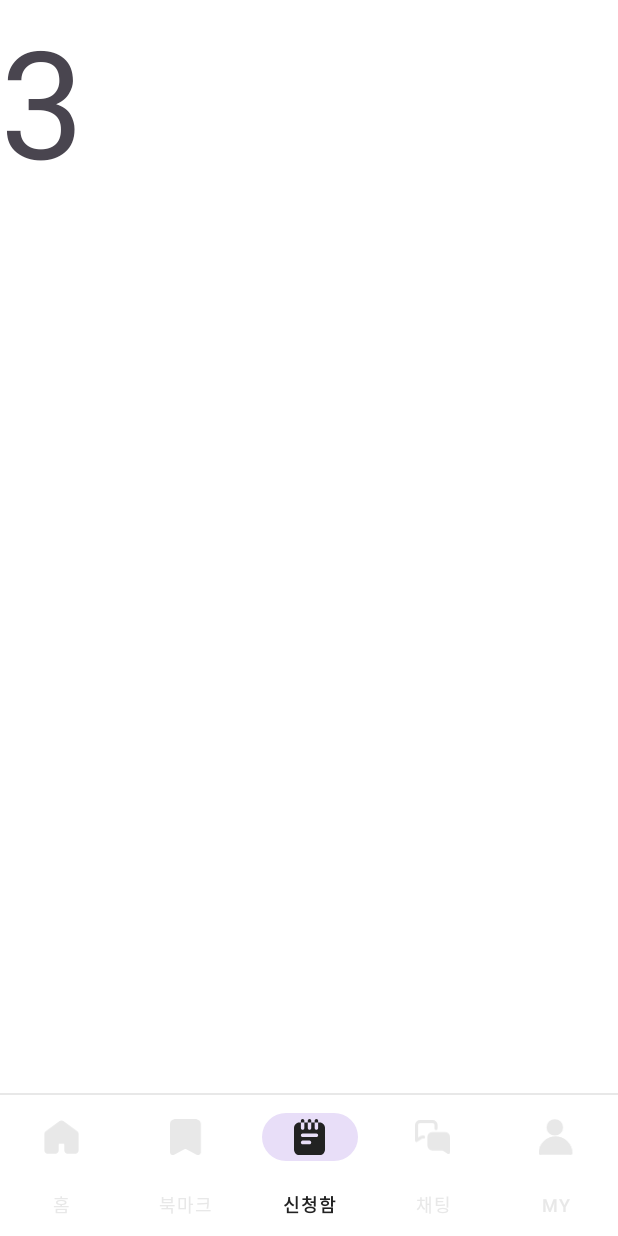
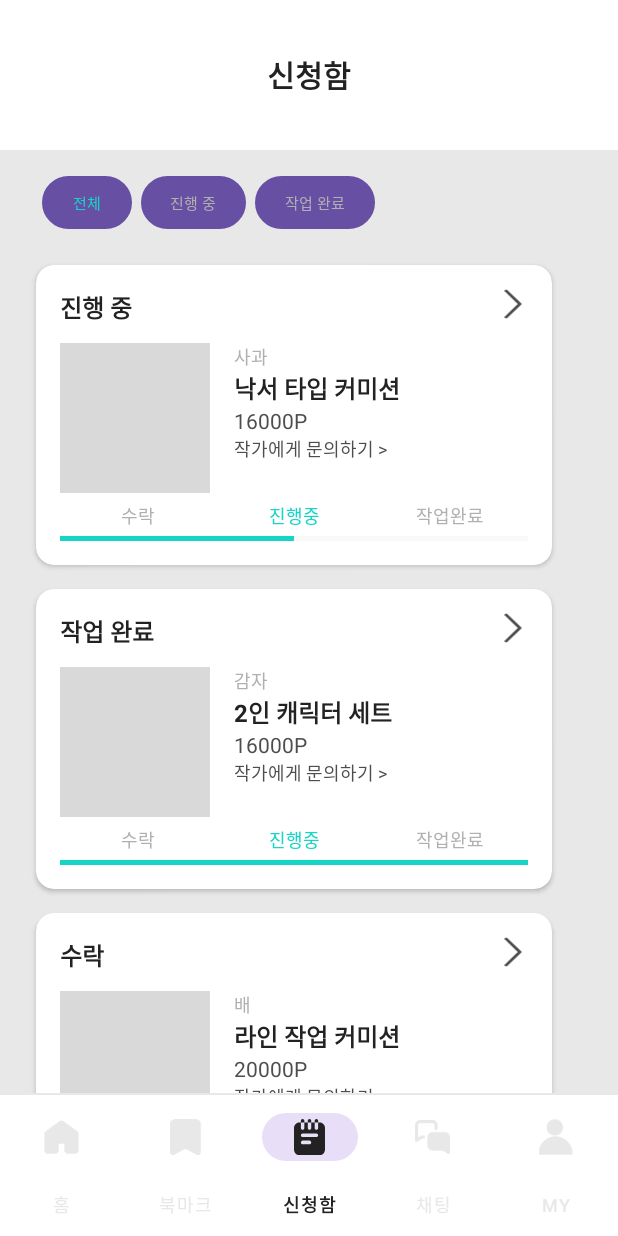
Before and after one commit to umc-commit/commit_frontend, an Android app: the screen it shows after launch (MainActivity), item 3 of the bottom bar chosen, on a phone screen of 412 x 824 dp. Run offline under Robolectric (Android 15) with nearby library versions, the light colour scheme and no system bars.

Commit message:
Feat:신청함1 UI,recyclerview 구현

```diff
--- a/app/src/main/java/com/example/commit/FragmentRequest.kt
+++ b/app/src/main/java/com/example/commit/FragmentRequest.kt
@@ -4,13 +4,23 @@ import android.os.Bundle
 import android.view.LayoutInflater
 import android.view.View
 import android.view.ViewGroup
+import android.widget.Button
 import androidx.fragment.app.Fragment
+import androidx.recyclerview.widget.LinearLayoutManager
 import com.example.commit.databinding.FragmentRequestBinding
 
 class FragmentRequest : Fragment() {
 
     private var _binding: FragmentRequestBinding? = null
     private val binding get() = _binding!!
+
+    private lateinit var selectedButton: Button
+    private lateinit var adapter: RequestsAdapter
+    private val allRequests = listOf(
+        Request(1, "IN_PROGRESS", "낙서 타입 커미션", 16000, "", Artist(1, "사과")),
+        Request(2, "DONE", "2인 캐릭터 세트", 16000, "", Artist(2, "감자")),
+        Request(3, "REQUESTED", "라인 작업 커미션", 20000, "", Artist(3, "배"))
+    )
 
     override fun onCreateView(
         inflater: LayoutInflater, container: ViewGroup?,
@@ -20,6 +30,37 @@ class FragmentRequest : Fragment() {
         return binding.root
     }
 
+    override fun onViewCreated(view: View, savedInstanceState: Bundle?) {
+        super.onViewCreated(view, savedInstanceState)
+
+        selectedButton = binding.btnAll
+        selectedButton.isSelected = true
+
+        adapter = RequestsAdapter(allRequests)
+        binding.recyclerView.layoutManager = LinearLayoutManager(requireContext())
+        binding.recyclerView.adapter = adapter
+
+        val buttons = listOf(binding.btnAll, binding.btnInProgress, binding.btnDone)
+        buttons.forEach { button ->
+            button.setOnClickListener {
+                selectedButton.isSelected = false
+                button.isSelected = true
+                selectedButton = button
+                filterRequests(button.id)
+            }
+        }
+    }
+
+    private fun filterRequests(buttonId: Int) {
+        val filtered = when (buttonId) {
+            R.id.btnInProgress -> allRequests.filter { it.status == "IN_PROGRESS" }
+            R.id.btnDone -> allRequests.filter { it.status == "DONE" }
+            else -> allRequests
+        }
+        adapter = RequestsAdapter(filtered)
+        binding.recyclerView.adapter = adapter
+    }
+
     override fun onDestroyView() {
         super.onDestroyView()
         _binding = null
--- /dev/null
+++ b/app/src/main/java/com/example/commit/Request.kt
@@ -0,0 +1,15 @@
+package com.example.commit
+
+data class Request(
+    val requestId: Int,
+    val status: String,
+    val title: String,
+    val price: Int,
+    val thumbnailImage: String,
+    val artist: Artist
+)
+
+data class Artist(
+    val id: Int,
+    val nickname: String
+)
--- /dev/null
+++ b/app/src/main/java/com/example/commit/RequestsAdapter.kt
@@ -0,0 +1,49 @@
+package com.example.commit
+
+import android.view.LayoutInflater
+import android.view.ViewGroup
+import androidx.recyclerview.widget.RecyclerView
+import com.bumptech.glide.Glide
+import com.example.commit.databinding.ItemRequestBinding
+
+class RequestsAdapter(private val requests: List<Request>) :
+    RecyclerView.Adapter<RequestsAdapter.RequestViewHolder>() {
+
+    inner class RequestViewHolder(val binding: ItemRequestBinding) :
+        RecyclerView.ViewHolder(binding.root)
+
+    override fun onCreateViewHolder(parent: ViewGroup, viewType: Int): RequestViewHolder {
+        val inflater = LayoutInflater.from(parent.context)
+        val binding = ItemRequestBinding.inflate(inflater, parent, false)
+        return RequestViewHolder(binding)
+    }
+
+    override fun onBindViewHolder(holder: RequestViewHolder, position: Int) {
+        val item = requests[position]
+        holder.binding.apply {
+            tvRequestTitle.text = item.title
+            tvArtistNickname.text = item.artist.nickname
+            tvRequestPrice.text = "${item.price}P"
+
+            Glide.with(ivThumbnail.context)
+                .load(item.thumbnailImage)
+                .placeholder(R.drawable.default_title_image)
+                .into(ivThumbnail)
+
+            // 상태 바 처리
+            requestProgressBar.progress = when (item.status) {
+                "IN_PROGRESS" -> 50
+                "DONE" -> 100
+                else -> 0
+            }
+
+            tvRequestStatus.text = when (item.status) {
+                "IN_PROGRESS" -> "진행 중"
+                "DONE" -> "작업 완료"
+                else -> "수락"
+            }
+        }
+    }
+
+    override fun getItemCount(): Int = requests.size
+}
--- /dev/null
+++ b/app/src/main/res/color/filter_text_color_selector.xml
@@ -0,0 +1,5 @@
+<?xml version="1.0" encoding="utf-8"?>
+<selector xmlns:android="http://schemas.android.com/apk/res/android">
+    <item android:color="@color/mint1" android:state_selected="true" />
+    <item android:color="@color/gray2" />
+</selector>
--- /dev/null
+++ b/app/src/main/res/drawable/bg_card_rounded.xml
@@ -0,0 +1,9 @@
+<?xml version="1.0" encoding="utf-8"?>
+<selector xmlns:android="http://schemas.android.com/apk/res/android">
+    <shape xmlns:android="http://schemas.android.com/apk/res/android"
+        android:shape="rectangle">
+        <solid android:color="@color/white" />
+        <corners android:radius="12dp" />
+    </shape>
+
+</selector>
--- /dev/null
+++ b/app/src/main/res/drawable/bg_filter_button_selector.xml
@@ -0,0 +1,21 @@
+<?xml version="1.0" encoding="utf-8"?>
+<selector xmlns:android="http://schemas.android.com/apk/res/android">
+
+    <!-- 선택된 상태 -->
+    <item android:state_selected="true">
+        <shape android:shape="rectangle">
+            <solid android:color="#E0FFFF" />
+            <stroke android:width="1dp" android:color="@color/mint1" />
+            <corners android:radius="18dp" />
+        </shape>
+    </item>
+
+    <!-- 기본 상태 -->
+    <item>
+        <shape android:shape="rectangle">
+            <solid android:color="@color/white" />
+            <stroke android:width="1dp" android:color="@color/gray1" />
+            <corners android:radius="18dp" />
+        </shape>
+    </item>
+</selector>
--- /dev/null
+++ b/app/src/main/res/drawable/vector.xml
@@ -0,0 +1,13 @@
+<vector xmlns:android="http://schemas.android.com/apk/res/android"
+    android:width="9dp"
+    android:height="16dp"
+    android:viewportWidth="9"
+    android:viewportHeight="16">
+  <path
+      android:pathData="M1,1L8,8L1,15"
+      android:strokeLineJoin="round"
+      android:strokeWidth="1.5"
+      android:fillColor="#00000000"
+      android:strokeColor="#4D4D4D"
+      android:strokeLineCap="round"/>
+</vector>
--- a/app/src/main/res/layout/fragment_request.xml
+++ b/app/src/main/res/layout/fragment_request.xml
@@ -1,15 +1,114 @@
 <?xml version="1.0" encoding="utf-8"?>
-<androidx.constraintlayout.widget.ConstraintLayout xmlns:android="http://schemas.android.com/apk/res/android"
+<androidx.constraintlayout.widget.ConstraintLayout
+    xmlns:android="http://schemas.android.com/apk/res/android"
+    xmlns:app="http://schemas.android.com/apk/res-auto"
     android:layout_width="match_parent"
     android:layout_height="match_parent"
-    xmlns:app="http://schemas.android.com/apk/res-auto">
+    android:background="@color/gray1">
 
+    <!-- 제목 -->
     <TextView
-        android:layout_width="wrap_content"
+        android:id="@+id/tvTitle"
+        android:layout_width="match_parent"
+        android:layout_height="100dp"
+        android:text="신청함"
+        android:gravity="center"
+        android:textSize="20sp"
+        android:textStyle="bold"
+        android:textColor="@color/black1"
+        android:background="@color/white"
+        app:layout_constraintTop_toTopOf="parent"
+        app:layout_constraintStart_toStartOf="parent"
+        app:layout_constraintEnd_toEndOf="parent" />
+
+    <!-- 제목 밑 라인 -->
+    <View
+        android:id="@+id/tvTitleLine"
+        android:layout_width="match_parent"
+        android:layout_height="1dp"
+        android:background="@color/gray1"
+        app:layout_constraintTop_toBottomOf="@id/tvTitle"
+        app:layout_constraintStart_toStartOf="parent"
+        app:layout_constraintEnd_toEndOf="parent" />
+
+    <!-- 필터 버튼 영역 -->
+    <LinearLayout
+        android:id="@+id/layoutFilterSort"
+        android:layout_width="300dp"
         android:layout_height="wrap_content"
-        android:text="3"
-        android:textSize = "100dp"
-        app:layout_constraintTop_toTopOf="parent"
-        app:layout_constraintStart_toStartOf="parent"/>
+        android:orientation="horizontal"
+        android:layout_marginTop="16dp"
+        android:layout_marginStart="28dp"
+        android:gravity="center_vertical"
+        app:layout_constraintTop_toBottomOf="@id/tvTitleLine"
+        app:layout_constraintStart_toStartOf="parent">
 
+        <!-- 버튼 그룹 -->
+        <LinearLayout
+            android:id="@+id/filterGroup"
+            android:layout_width="wrap_content"
+            android:layout_height="wrap_content"
+            android:orientation="horizontal"
+            android:gravity="start">
+
+            <Button
+                android:id="@+id/btnAll"
+                style="@style/NoRippleButton"
+                android:layout_width="wrap_content"
+                android:layout_height="wrap_content"
+                android:layout_marginEnd="6dp"
+                android:minHeight="30dp"
+                android:minWidth="60dp"
+                android:paddingStart="10dp"
+                android:paddingEnd="10dp"
+                android:text="전체"
+                android:textSize="10sp"
+                android:textColor="@color/filter_text_color_selector" />
+
+            <Button
+                android:id="@+id/btnInProgress"
+                android:layout_width="wrap_content"
+                android:layout_height="wrap_content"
+                android:layout_marginEnd="6dp"
+                android:minHeight="30dp"
+                android:minWidth="70dp"
+                android:paddingStart="10dp"
+                android:paddingEnd="10dp"
+                android:text="진행 중"
+                android:textSize="10sp"
+                android:background="@drawable/bg_filter_button_selector"
+                android:textColor="@color/filter_text_color_selector"
+                android:backgroundTint="@android:color/transparent"
+                android:stateListAnimator="@null"
+                android:foreground="@null" />
+
+            <Button
+                android:id="@+id/btnDone"
+                android:layout_width="wrap_content"
+                android:layout_height="wrap_content"
+                android:minHeight="30dp"
+                android:minWidth="80dp"
+                android:paddingStart="10dp"
+                android:paddingEnd="10dp"
+                android:text="작업 완료"
+                android:textColor="@color/filter_text_color_selector"
+                android:textSize="10sp"
+                android:background="@drawable/bg_filter_button_selector"
+                android:backgroundTint="@android:color/transparent"
+                android:stateListAnimator="@null"
+                android:foreground="@null" />
+        </LinearLayout>
+    </LinearLayout>
+
+    <!--RecyclerView-->
+    <androidx.recyclerview.widget.RecyclerView
+        android:id="@+id/recyclerView"
+        android:layout_width="0dp"
+        android:layout_height="0dp"
+        android:clipToPadding="false"
+        android:padding="16dp"
+        app:layout_constraintTop_toBottomOf="@id/layoutFilterSort"
+        app:layout_constraintBottom_toBottomOf="parent"
+        app:layout_constraintStart_toStartOf="parent"
+        app:layout_constraintEnd_toEndOf="parent" />
 </androidx.constraintlayout.widget.ConstraintLayout>
--- /dev/null
+++ b/app/src/main/res/layout/item_request.xml
@@ -0,0 +1,162 @@
+<?xml version="1.0" encoding="utf-8"?>
+<androidx.cardview.widget.CardView xmlns:android="http://schemas.android.com/apk/res/android"
+    xmlns:app="http://schemas.android.com/apk/res-auto"
+    android:layout_width="344dp"
+    android:layout_height="200dp"
+    android:layout_margin="8dp"
+    android:layout_gravity="center_horizontal"
+    app:cardCornerRadius="12dp"
+    app:cardElevation="2dp"
+    app:cardBackgroundColor="@color/white">
+
+    <androidx.constraintlayout.widget.ConstraintLayout
+        android:layout_width="match_parent"
+        android:layout_height="match_parent"
+        android:padding="16dp">
+
+
+        <!-- 상태 텍스트 -->
+        <TextView
+            android:id="@+id/tvRequestStatus"
+            android:layout_width="wrap_content"
+            android:layout_height="wrap_content"
+            android:text="진행 중"
+            android:textColor="@color/black1"
+            android:textStyle="bold"
+            android:textSize="16sp"
+            app:layout_constraintTop_toTopOf="parent"
+            app:layout_constraintStart_toStartOf="parent" />
+
+        <!-- 우측 화살표 아이콘 -->
+        <ImageView
+            android:id="@+id/ivArrow"
+            android:layout_width="20dp"
+            android:layout_height="20dp"
+            android:src="@drawable/vector"
+            app:layout_constraintTop_toTopOf="@id/tvRequestStatus"
+            app:layout_constraintEnd_toEndOf="parent" />
+
+        <!-- 썸네일 이미지 -->
+        <ImageView
+            android:id="@+id/ivThumbnail"
+            android:layout_width="100dp"
+            android:layout_height="100dp"
+            android:scaleType="centerCrop"
+            android:background="@color/gray3"
+            android:src="@drawable/default_title_image"
+            android:layout_marginTop="12dp"
+            android:layout_marginEnd="16dp"
+            android:layout_marginBottom="12dp"
+            app:layout_constraintTop_toBottomOf="@id/tvRequestStatus"
+            app:layout_constraintStart_toStartOf="parent" />
+
+        <!-- 작가 닉네임 -->
+        <TextView
+            android:id="@+id/tvArtistNickname"
+            android:layout_width="0dp"
+            android:layout_height="wrap_content"
+            android:layout_marginStart="16dp"
+            android:text="사과"
+            android:textColor="@color/gray2"
+            android:textSize="12sp"
+            app:layout_constraintTop_toTopOf="@id/ivThumbnail"
+            app:layout_constraintStart_toEndOf="@id/ivThumbnail"
+            app:layout_constraintEnd_toEndOf="parent" />
+
+        <!-- 커미션 제목 -->
+        <TextView
+            android:id="@+id/tvRequestTitle"
+            android:layout_width="0dp"
+            android:layout_height="wrap_content"
+            android:layout_marginStart="16dp"
+            android:text="낙서 타입 커미션"
+            android:textStyle="bold"
+            android:textColor="@color/black1"
+            android:textSize="16sp"
+            android:maxLines="1"
+            android:ellipsize="end"
+            app:layout_constraintTop_toBottomOf="@id/tvArtistNickname"
+            app:layout_constraintStart_toEndOf="@id/ivThumbnail"
+            app:layout_constraintEnd_toEndOf="parent" />
+
+        <!-- 가격 -->
+        <TextView
+            android:id="@+id/tvRequestPrice"
+            android:layout_width="0dp"
+            android:layout_height="wrap_content"
+            android:layout_marginStart="16dp"
+            android:text="16,000P"
+            android:textColor="@color/black2"
+            android:textSize="14sp"
+            app:layout_constraintTop_toBottomOf="@id/tvRequestTitle"
+            app:layout_constraintStart_toEndOf="@id/ivThumbnail"
+            app:layout_constraintEnd_toEndOf="parent" />
+
+        <!-- 문의하기 -->
+        <TextView
+            android:id="@+id/tvInquiry"
+            android:layout_width="0dp"
+            android:layout_height="wrap_content"
+            android:layout_marginStart="16dp"
+            android:text="작가에게 문의하기 >"
+            android:textColor="@color/black2"
+            android:textSize="12sp"
+            app:layout_constraintTop_toBottomOf="@id/tvRequestPrice"
+            app:layout_constraintStart_toEndOf="@id/ivThumbnail"
+            app:layout_constraintEnd_toEndOf="parent" />
+
+        <!-- 상태바 텍스트 그룹 -->
+        <LinearLayout
+            android:id="@+id/statusBar"
+            android:layout_width="0dp"
+            android:layout_height="wrap_content"
+            android:orientation="horizontal"
+            android:layout_marginTop="6dp"
+            app:layout_constraintTop_toBottomOf="@id/ivThumbnail"
+            app:layout_constraintStart_toStartOf="parent"
+            app:layout_constraintEnd_toEndOf="parent">
+
+            <TextView
+                android:layout_width="0dp"
+                android:layout_height="wrap_content"
+                android:layout_weight="1"
+                android:text="수락"
+                android:textSize="12sp"
+                android:textColor="@color/gray2"
+                android:gravity="center"/>
+
+            <TextView
+                android:layout_width="0dp"
+                android:layout_height="wrap_content"
+                android:layout_weight="1"
+                android:text="진행중"
+                android:textSize="12sp"
+                android:textColor="@color/mint1"
+                android:gravity="center"/>
+
+            <TextView
+                android:layout_width="0dp"
+                android:layout_height="wrap_content"
+                android:layout_weight="1"
+                android:text="작업완료"
+                android:textSize="12sp"
+                android:textColor="@color/gray2"
+                android:gravity="center"/>
+        </LinearLayout>
+
+        <!-- 진행 바 -->
+        <ProgressBar
+            android:id="@+id/requestProgressBar"
+            style="?android:attr/progressBarStyleHorizontal"
+            android:layout_width="0dp"
+            android:layout_height="6dp"
+            android:progress="50"
+            android:max="100"
+            android:progressTint="@color/mint1"
+            android:progressBackgroundTint="@color/gray1"
+            android:layout_marginTop="4dp"
+            app:layout_constraintTop_toBottomOf="@id/statusBar"
+            app:layout_constraintStart_toStartOf="parent"
+            app:layout_constraintEnd_toEndOf="parent"/>
+    </androidx.constraintlayout.widget.ConstraintLayout>
+</androidx.cardview.widget.CardView>
--- /dev/null
+++ b/app/src/main/res/values/styles.xml
@@ -0,0 +1,10 @@
+<?xml version="1.0" encoding="utf-8"?>
+<resources>
+    <style name="NoRippleButton" parent="Widget.AppCompat.Button">
+        <item name="android:background">@drawable/bg_filter_button_selector</item>
+        <item name="android:foreground">@null</item>
+        <item name="android:stateListAnimator">@null</item>
+        <item name="android:backgroundTint">@android:color/transparent</item>
+    </style>
+
+</resources>
--- a/app/src/main/res/values/themes.xml
+++ b/app/src/main/res/values/themes.xml
@@ -3,6 +3,7 @@
     <style name="Base.Theme.Commit" parent="Theme.Material3.DayNight.NoActionBar">
         <!-- Customize your light theme here. -->
         <!-- <item name="colorPrimary">@color/my_light_primary</item> -->
+        <item name="android:colorControlHighlight">@android:color/transparent</item>
     </style>
 
     <style name="Theme.Commit" parent="Base.Theme.Commit" />
```
Also changed, not shown: app/src/main/res/drawable/default_title_image.png (added).
